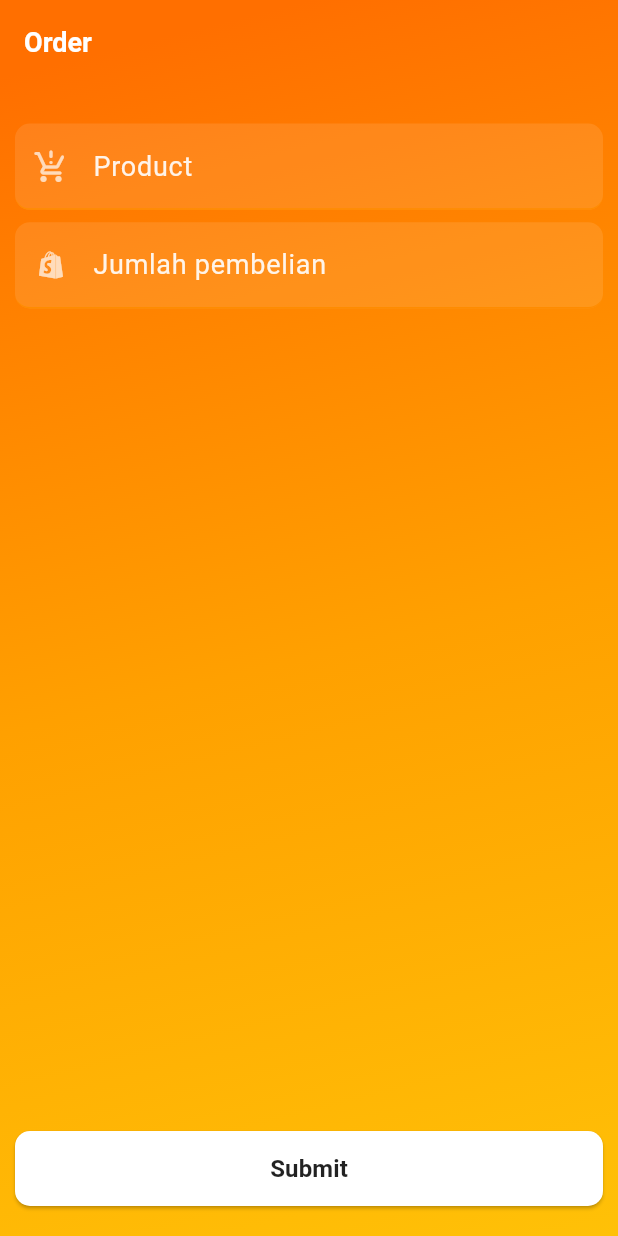
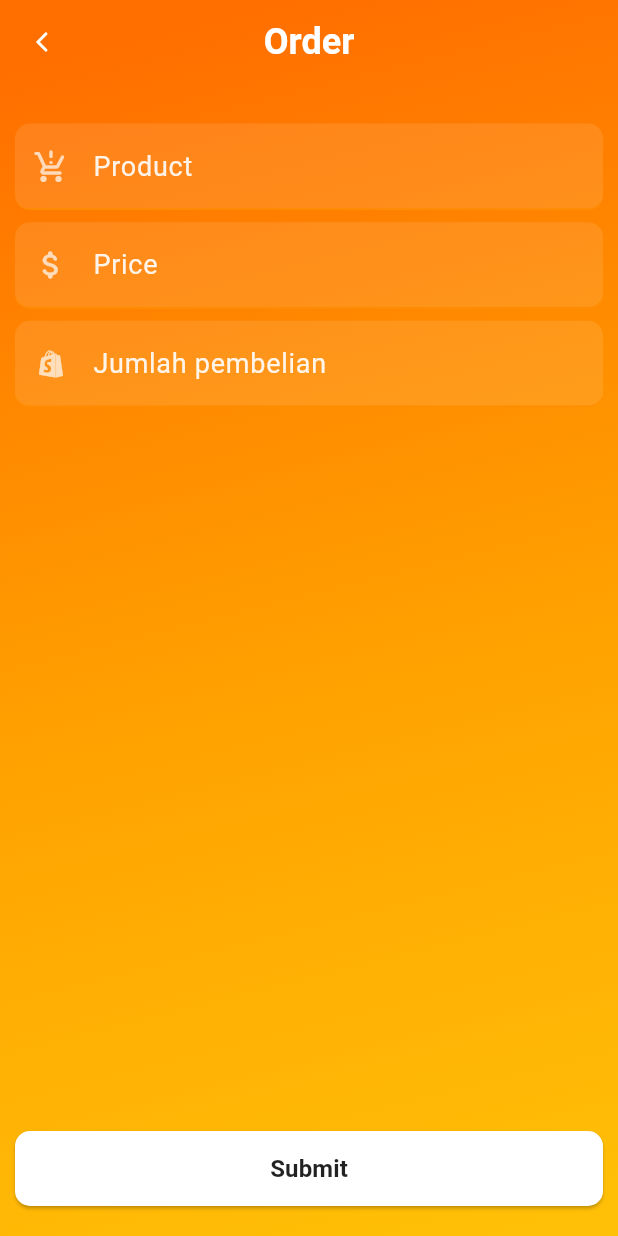
Before and after one commit to mynameisarwan/flutter_firebaseapp, a Flutter app: the VerificationController screen opened directly with empty values, after a tap on the "add shopping cart" icon, on a phone screen of 412 x 824 dp. Run offline on Flutter 3.47's test engine with Material 3 defaults, Android fonts, the phone set to English and light mode, and no system bars; our stand-ins replace cloud_firestore, firebase_auth, firebase_core, get, shared_preferences; accounts and stored records are empty.

```diff
--- a/lib/src/common_widgets/template_buttomsheet.dart
+++ b/lib/src/common_widgets/template_buttomsheet.dart
@@ -6,7 +6,7 @@ import 'package:intl/intl.dart';
 Future<void> mbsProduct(
   BuildContext context,
   List<Asset> assets,
-  Function(String selected)? onTap,
+  Function(Asset selected)? onTap,
 ) {
   var screenSize = MediaQuery.of(context).size;
 
@@ -34,12 +34,18 @@ Future<void> mbsProduct(
               ),
               GestureDetector(
                 onTap: () {
-                  onTap!('${asset.assetType}');
+                  onTap!(
+                    Asset(
+                      assetType: asset.assetType,
+                      sellingPrice: asset.sellingPrice,
+                    ),
+                  );
                   Navigator.pop(context);
                 },
                 child: Container(
-                  padding:
-                      EdgeInsets.symmetric(horizontal: screenSize.width * 0.05),
+                  padding: EdgeInsets.symmetric(
+                    horizontal: screenSize.width * 0.05,
+                  ),
                   child: Column(
                     crossAxisAlignment: CrossAxisAlignment.start,
                     children: [
@@ -50,7 +56,7 @@ Future<void> mbsProduct(
                         Colors.black,
                       ),
                       textFormTemplate(
-                        'Harga : ${NumberFormat.simpleCurrency(locale: 'id_ID').format(
+                        'Harga : ${NumberFormat.currency(locale: 'id_ID').format(
                           asset.sellingPrice!.toInt(),
                         )} / ${asset.sellingUnit}',
                         false,
--- a/lib/src/common_widgets/template_widgets.dart
+++ b/lib/src/common_widgets/template_widgets.dart
@@ -122,12 +122,12 @@ TextFormField textFieldTemplFormTap(
   String labelText,
   IconData icon,
   TextInputType inputType,
-  bool enabled,
+  bool readonly,
   void Function()? onTap,
 ) {
   return TextFormField(
     controller: controller,
-    enabled: enabled,
+    readOnly: readonly,
     onTap: onTap,
     style: TextStyle(
       color: Colors.white.withOpacity(0.9),
--- a/lib/src/features/controllers/verification_controller.dart
+++ b/lib/src/features/controllers/verification_controller.dart
@@ -78,9 +78,9 @@ class _VerificationControllerState extends State<VerificationController> {
                       userEmail: widget.userEmail,
                       scrIdx: 0,
                     )
-                  : OrderTransaction(
-                      userEmail: widget.userEmail,
-                    );
+                  : const OrderTransaction(
+                      // userEmail: widget.userEmail,
+                      );
         } else {
           return Scaffold(
             body: Container(
--- a/lib/src/models/order.dart
+++ b/lib/src/models/order.dart
@@ -1,8 +1,10 @@
 import 'package:cloud_firestore/cloud_firestore.dart';
+import 'package:flutter_firebaseapp/src/features/controllers/reference_controller.dart';
 
 class Order {
   final String productType;
   final num orderQty;
+  final num orderPrice;
   final String orderBy;
   final DateTime orderDate;
   final String orderStatus;
@@ -13,6 +15,7 @@ class Order {
     required this.orderBy,
     required this.orderDate,
     required this.orderStatus,
+    required this.orderPrice,
   });
 
   Map<String, dynamic> toJason() => {
@@ -20,20 +23,59 @@ class Order {
         'OrderQty': orderQty,
         'OrderBy': orderBy,
         'OrderDate': orderDate,
-        'OrderStatus': orderStatus
+        'OrderStatus': orderStatus,
+        'OrderPrice': orderPrice
       };
 
   static Order fromJason(Map<String, dynamic> json) => Order(
         productType: json['ProductType'],
         orderQty: json['OrderQty'],
-        orderBy: json['orderBy'],
-        orderDate: json['orderDate'],
-        orderStatus: json['orderStatus'],
+        orderBy: json['OrderBy'],
+        orderDate: (json['OrderDate'] as Timestamp).toDate(),
+        orderStatus: json['OrderStatus'],
+        orderPrice: json['OrderPrice'],
       );
+
+  static Future<List<Order>> readOrdersBy() async {
+    String userName = '';
+    var db = FirebaseFirestore.instance;
+    final docUser = db.collection('Orders');
+
+    userName = await getReference().then(
+      (data) => data['userName'],
+    );
+
+    final sel = await docUser.where('OrderBy', isEqualTo: userName).get().then(
+          (value) => value.docs
+              .map(
+                (e) => Order.fromJason(
+                  e.data(),
+                ),
+              )
+              .toList(),
+        );
+    return sel;
+  }
+
+  static Future<List<Order>> readOrders() async {
+    var db = FirebaseFirestore.instance;
+    final docUser = db.collection('Orders');
+
+    final sel = await docUser.get().then(
+          (value) => value.docs
+              .map(
+                (e) => Order.fromJason(
+                  e.data(),
+                ),
+              )
+              .toList(),
+        );
+    return sel;
+  }
 
   static Future<Order> addOrder(Order data) async {
     var db = FirebaseFirestore.instance;
-    final addOrder = db.collection('Order');
+    final addOrder = db.collection('Orders');
     addOrder.add(
       data.toJason(),
     );
--- a/lib/src/screens/order_screen.dart
+++ b/lib/src/screens/order_screen.dart
@@ -5,6 +5,7 @@ import 'package:flutter_firebaseapp/src/common_widgets/template_widgets.dart';
 import 'package:flutter_firebaseapp/src/features/controllers/reference_controller.dart';
 import 'package:flutter_firebaseapp/src/models/asset.dart';
 import 'package:flutter_firebaseapp/src/models/order.dart';
+import 'package:flutter_firebaseapp/src/screens/ordertransaction_screen.dart';
 
 class OrderScreen extends StatefulWidget {
   const OrderScreen({super.key});
@@ -17,6 +18,7 @@ class _OrderScreenState extends State<OrderScreen> {
   List<Asset> asset = [];
   late String userName;
   TextEditingController product = TextEditingController();
+  TextEditingController price = TextEditingController();
   TextEditingController qty = TextEditingController();
 
   @override
@@ -49,9 +51,24 @@ class _OrderScreenState extends State<OrderScreen> {
       extendBodyBehindAppBar: true,
       resizeToAvoidBottomInset: false,
       appBar: AppBar(
-        automaticallyImplyLeading: false,
+        centerTitle: true,
+        leading: IconButton(
+          iconSize: 16,
+          icon: const Icon(
+            Icons.arrow_back_ios_new_rounded,
+            color: Colors.white,
+          ),
+          onPressed: () {
+            Navigator.pop(context);
+          },
+        ),
         backgroundColor: Colors.transparent,
-        title: textFormTemplate('Order', true, 18, Colors.white),
+        title: textFormTemplate(
+          'Order',
+          true,
+          24,
+          Colors.white,
+        ),
       ),
       body: Container(
         width: screenSize.width,
@@ -90,12 +107,27 @@ class _OrderScreenState extends State<OrderScreen> {
                     (value) {
                       setState(
                         () {
-                          product = TextEditingController(text: value);
+                          product =
+                              TextEditingController(text: value.assetType);
+                          price = TextEditingController(
+                            text: value.sellingPrice.toString(),
+                          );
                         },
                       );
                     },
                   );
                 },
+              ),
+              SizedBox(
+                height: screenSize.height * 0.01,
+              ),
+              textFieldTemplFormTap(
+                price,
+                'Price',
+                Icons.attach_money_rounded,
+                TextInputType.none,
+                true,
+                () {},
               ),
               SizedBox(
                 height: screenSize.height * 0.01,
@@ -113,12 +145,24 @@ class _OrderScreenState extends State<OrderScreen> {
                 onPressed: () {
                   final ins = Order(
                     productType: product.text,
-                    orderQty: num.parse(qty.text),
+                    orderQty: num.parse(
+                      qty.text,
+                    ),
                     orderBy: userName,
                     orderDate: DateTime.now(),
                     orderStatus: 'Request',
+                    orderPrice: num.parse(
+                      price.text,
+                    ),
                   );
                   Order.addOrder(ins);
+                  Navigator.push(
+                    context,
+                    MaterialPageRoute(
+                      builder: (BuildContext context) =>
+                          const OrderTransaction(),
+                    ),
+                  );
                 },
               ),
             ],
--- a/lib/src/screens/ordertransaction_screen.dart
+++ b/lib/src/screens/ordertransaction_screen.dart
@@ -1,27 +1,134 @@
 import 'package:flutter/material.dart';
 import 'package:flutter_firebaseapp/src/common_widgets/template_widgets.dart';
+import 'package:flutter_firebaseapp/src/models/order.dart';
 import 'package:flutter_firebaseapp/src/screens/order_screen.dart';
+import 'package:intl/intl.dart';
 
 class OrderTransaction extends StatelessWidget {
-  final String userEmail;
+  // final String userEmail;
   const OrderTransaction({
     super.key,
-    required this.userEmail,
+    // required this.userEmail,
   });
 
   @override
   Widget build(BuildContext context) {
     return Scaffold(
+      resizeToAvoidBottomInset: false,
       appBar: AppBar(
         backgroundColor: Colors.black,
         elevation: 5,
         automaticallyImplyLeading: false,
         title: textFormTemplate(
-          'Transaction History',
+          'Order History',
           true,
           18.0,
           Colors.amber,
         ),
+      ),
+      body: FutureBuilder(
+        future: Order.readOrdersBy(),
+        builder: (BuildContext context, AsyncSnapshot<List<Order>> snapshot) {
+          if (snapshot.hasData) {
+            var dorders = snapshot.data!;
+            return ListView(
+              children: [
+                for (var order in dorders) ...{
+                  Card(
+                    color: Colors.black,
+                    elevation: 5,
+                    shadowColor: Colors.black,
+                    child: Column(
+                      crossAxisAlignment: CrossAxisAlignment.start,
+                      children: [
+                        ListTile(
+                          leading: const CircleAvatar(
+                            backgroundColor: Colors.amber,
+                            child: Icon(
+                              Icons.shopping_bag_rounded,
+                              color: Colors.white,
+                            ),
+                          ),
+                          title: textFormTemplate(
+                            order.productType,
+                            true,
+                            18,
+                            Colors.amber,
+                          ),
+                          subtitle: textFormTemplate(
+                            '${order.orderQty} Botol',
+                            false,
+                            14,
+                            Colors.white54,
+                          ),
+                          isThreeLine: true,
+                        ),
+                        Padding(
+                          padding: const EdgeInsets.symmetric(horizontal: 10),
+                          child: Column(
+                            crossAxisAlignment: CrossAxisAlignment.start,
+                            children: [
+                              Row(
+                                mainAxisAlignment:
+                                    MainAxisAlignment.spaceBetween,
+                                children: [
+                                  textFormTemplate(
+                                    'Total Belanja : ',
+                                    false,
+                                    14,
+                                    Colors.white54,
+                                  ),
+                                  textFormTemplate(
+                                    order.orderStatus,
+                                    true,
+                                    14,
+                                    Colors.white70,
+                                  ),
+                                ],
+                              ),
+                              Row(
+                                mainAxisAlignment:
+                                    MainAxisAlignment.spaceBetween,
+                                children: [
+                                  textFormTemplate(
+                                    NumberFormat.currency(locale: 'id_ID')
+                                        .format(
+                                      order.orderPrice * order.orderQty,
+                                    ),
+                                    true,
+                                    14,
+                                    Colors.white70,
+                                  ),
+                                  textFormTemplate(
+                                    DateFormat('dd MMMM yyyy').format(
+                                      order.orderDate,
+                                    ),
+                                    false,
+                                    14,
+                                    Colors.white70,
+                                  ),
+                                ],
+                              ),
+                              const SizedBox(
+                                height: 10,
+                              )
+                            ],
+                          ),
+                        ),
+                      ],
+                    ),
+                  ),
+                }
+              ],
+            );
+          } else if (snapshot.hasError) {
+            return Text('Error : ${snapshot.error.toString()}');
+          } else {
+            return const CircularProgressIndicator(
+              color: Colors.white,
+            );
+          }
+        },
       ),
       floatingActionButton: FloatingActionButton(
         shape: const CircleBorder(),
```
